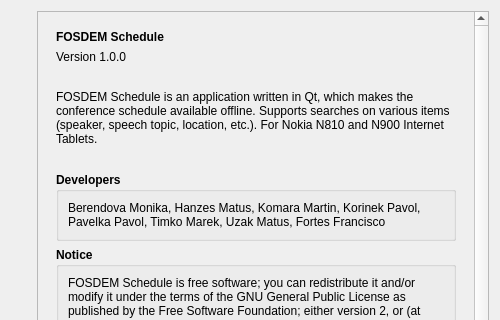
This is src/gui/about.ui in edulix/confclerk as Qt 5 draws it before an edit; both pictures show x 0 to 500 and y 0 to 320 of the 500 by 487 pixel window. The edited form follows.
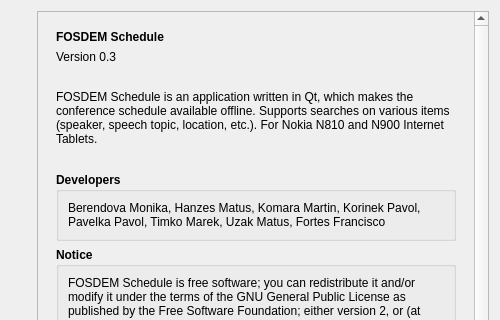
This is the edited form. Icons and pictures are not drawn.

Commit message: release information added for release 0.3

```diff
--- a/src/gui/about.ui
+++ b/src/gui/about.ui
@@ -187,7 +187,7 @@
               <item>
                <widget class="QLabel" name="label_2" >
                 <property name="text" >
-                 <string>Version 1.0.0</string>
+                 <string>Version 0.3</string>
                 </property>
                </widget>
               </item>
```
The commit also changes 2 other files.
